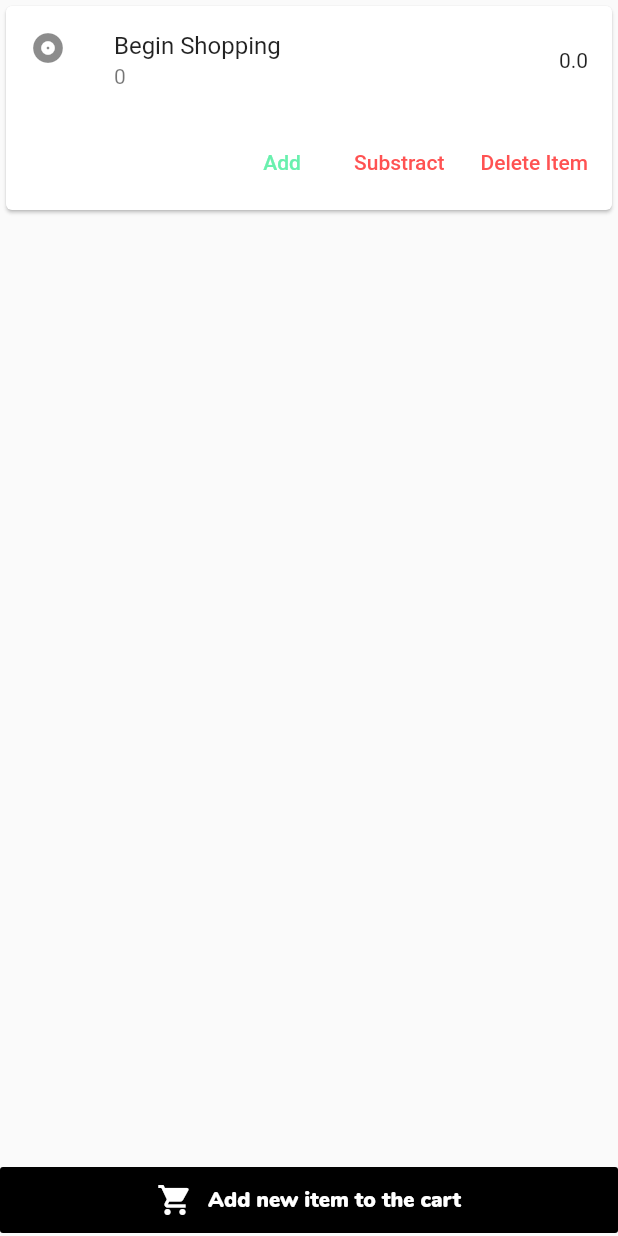
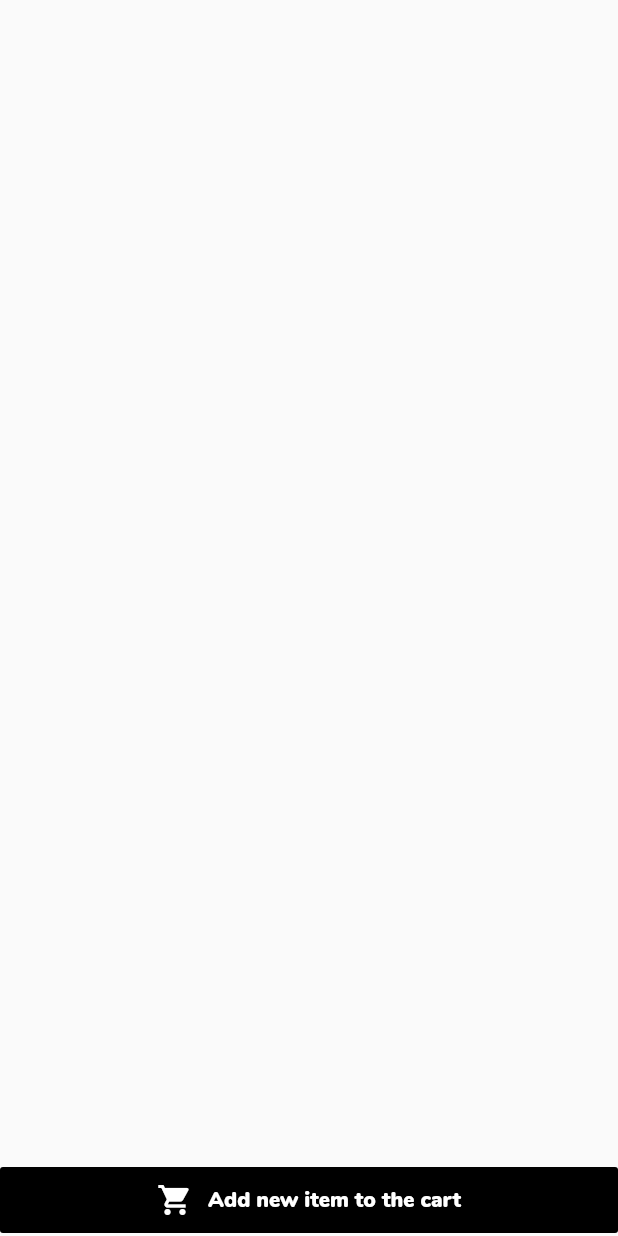
Before and after one commit to aesher9o1/belgiumProj, a Flutter app: the Item widget shown alone on an empty page, opened directly, after a tap on "Add new item to the cart", on a phone screen of 412 x 824 dp. Run offline on Flutter 3.47's test engine with Material 2 defaults, Android fonts, the phone set to English and light mode, and no system bars; missing offline and left inert: barcode_scan, qr_utils.

Commit message:
removed initial kart

```diff
--- a/lib/pages/cart/cart.dart
+++ b/lib/pages/cart/cart.dart
@@ -10,6 +10,7 @@ class CartPage extends StatelessWidget {
   @override
   Widget build(BuildContext context) {
     return MaterialApp(
+      debugShowCheckedModeBanner: false,
       home: new Scaffold(
           body: Padding(
         padding: EdgeInsets.symmetric(horizontal: 15, vertical: 20),
@@ -25,7 +26,7 @@ class CartPage extends StatelessWidget {
                       fontSize: 21,
                       fontWeight: FontWeight.w700)),
             ),
-            Expanded(child: Item(CartItem("Begin Shopping", "000000", "23", 0)))
+            Expanded(child: Item(null))
           ],
         ),
       )),
--- a/lib/pages/cart/items.dart
+++ b/lib/pages/cart/items.dart
@@ -15,7 +15,8 @@ class _ItemState extends State<Item> {
 
   @override
   void initState() {
-    this._product.add(widget.initItem);
+    if(widget.initItem!=null)
+      this._product.add(widget.initItem);
     super.initState();
   }
 
--- a/lib/pages/cart/scanBarcode.dart
+++ b/lib/pages/cart/scanBarcode.dart
@@ -53,7 +53,7 @@ class ScanBarcode extends StatelessWidget {
 
       if (finalMenu.containsKey(result))
         this.statechanger(CartItem(
-            finalMenu[result]['name'], finalMenu[result]['barcode'], result, 0));
+            finalMenu[result]['name'], result, finalMenu[result]['price'], 0));
 
       // this.statechanger(CartItem("Begin Shopping", "000000", "23", 0));
       // result = result.replaceAll(new RegExp(r"\s+\b|\b\s"), '');
```
